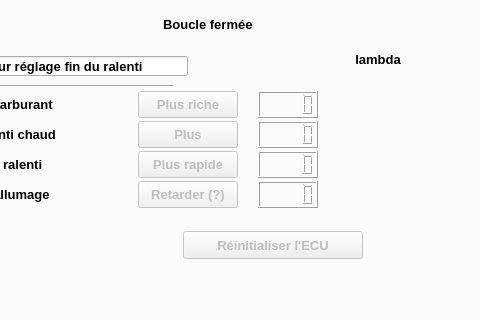
Above: mainwindow.ui from mini56/Mems-scan-fr before the change; both pictures show x 504 to 984 and y 370 to 690 of the 1300 by 690 pixel window. Below: the same form after it.
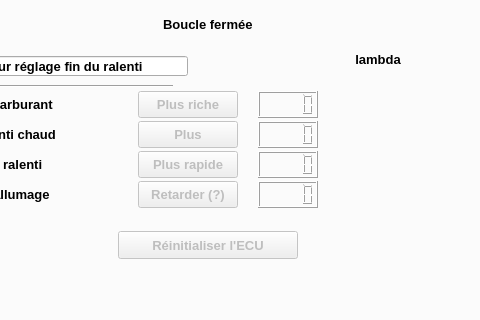
That is the form after the change. The open tabs and pages were chosen to show the change. Custom widgets are drawn as their Qt base class.

Patch:
```diff
--- a/mainwindow.ui
+++ b/mainwindow.ui
@@ -1278,7 +1278,7 @@
       </property>
       <property name="geometry">
        <rect>
-        <x>685</x>
+        <x>620</x>
         <y>520</y>
         <width>180</width>
         <height>28</height>
```
